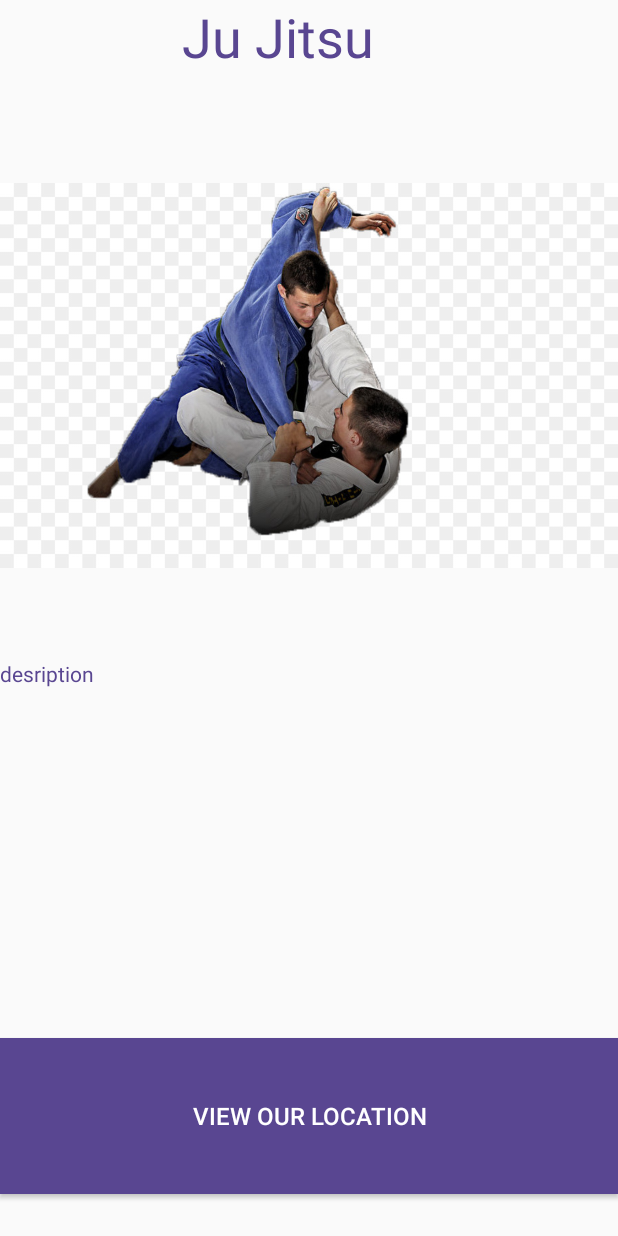
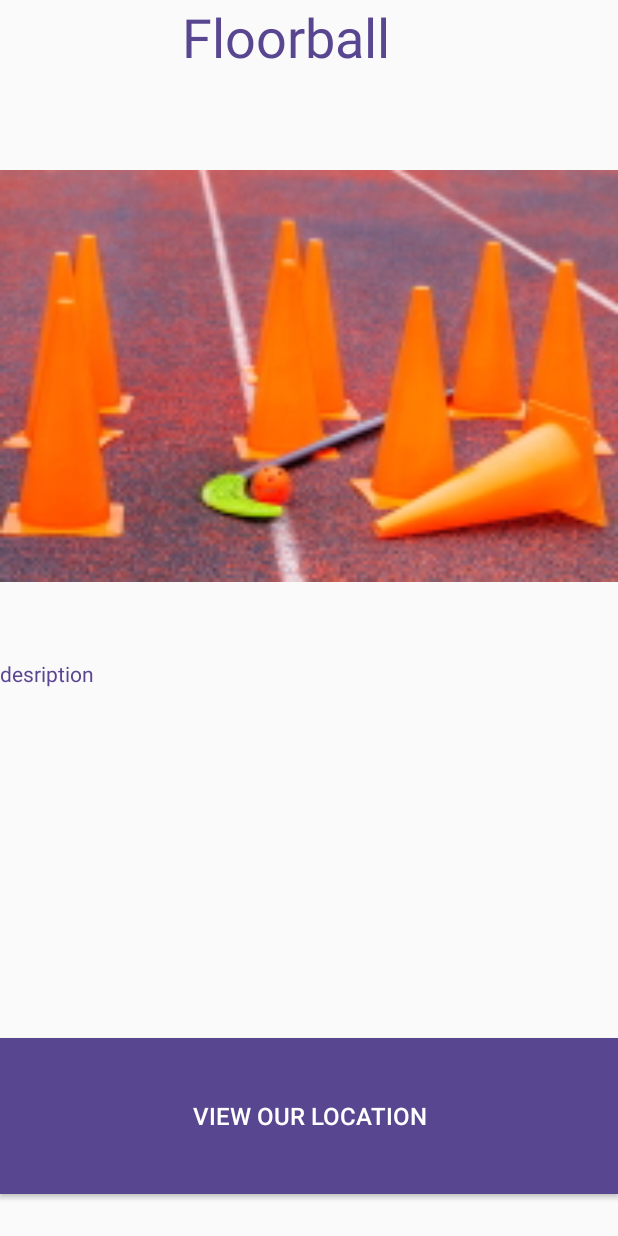
Before and after one commit to AHAB-HUB/HKIF, an Android app: the fragment FloorballFragment shown on its own in the app's theme, on a phone screen of 412 x 824 dp. Run offline under Robolectric (Android 15) with nearby library versions, the phone set to English and light mode, and no system bars.

Commit message:
Fixing sports fragment

```diff
--- a/HKIF_master/app/src/main/java/HKR/HKIF/fragments/boxingFragment.java
+++ b/HKIF_master/app/src/main/java/HKR/HKIF/fragments/BadmintonFragment.java
@@ -1,4 +1,5 @@
 package HKR.HKIF.fragments;
+
 
 import android.os.Bundle;
 import android.view.LayoutInflater;
@@ -9,7 +10,7 @@ import HKR.HKIF.R;
 import androidx.fragment.app.Fragment;
 
 
-public class boxingFragment extends Fragment {
+public class BadmintonFragment extends Fragment {
 
     @Override
     public void onCreate(Bundle savedInstanceState) {
@@ -21,7 +22,7 @@ public class boxingFragment extends Fragment {
     public View onCreateView(LayoutInflater inflater, ViewGroup container,
                              Bundle savedInstanceState) {
 
-        return inflater.inflate(R.layout.fragment_boxing, container, false);
+        return inflater.inflate(R.layout.fragment_badminton, container, false);
     }
 
 }
--- a/HKIF_master/app/src/main/java/HKR/HKIF/fragments/climbingFragment.java
+++ b/HKIF_master/app/src/main/java/HKR/HKIF/fragments/ClimbingFragment.java
@@ -10,7 +10,7 @@ import androidx.fragment.app.Fragment;
 
 
 
-public class climbingFragment extends Fragment {
+public class ClimbingFragment extends Fragment {
 
 
     @Override
--- a/HKIF_master/app/src/main/java/HKR/HKIF/fragments/juJitsuFragment.java
+++ b/HKIF_master/app/src/main/java/HKR/HKIF/fragments/FloorballFragment.java
@@ -1,7 +1,6 @@
 package HKR.HKIF.fragments;
 
-import android.content.Context;
-import android.net.Uri;
+
 import android.os.Bundle;
 import android.view.LayoutInflater;
 import android.view.View;
@@ -11,7 +10,9 @@ import HKR.HKIF.R;
 import androidx.fragment.app.Fragment;
 
 
-public class juJitsuFragment extends Fragment {
+public class FloorballFragment extends Fragment {
+
+
 
     @Override
     public void onCreate(Bundle savedInstanceState) {
@@ -23,7 +24,7 @@ public class juJitsuFragment extends Fragment {
     public View onCreateView(LayoutInflater inflater, ViewGroup container,
                              Bundle savedInstanceState) {
 
-        return inflater.inflate(R.layout.fragment_ju_jitsu, container, false);
+
+        return inflater.inflate(R.layout.fragment_floorball, container, false);
     }
-
 }
--- a/HKIF_master/app/src/main/java/HKR/HKIF/fragments/swimmingFragment.java
+++ b/HKIF_master/app/src/main/java/HKR/HKIF/fragments/SwimmingFragment.java
@@ -12,7 +12,7 @@ import androidx.fragment.app.Fragment;
 
 
 
-public class swimmingFragment extends Fragment {
+public class SwimmingFragment extends Fragment {
 
 
     @Override
--- a/HKIF_master/app/src/main/res/layout/fragment_badminton.xml
+++ b/HKIF_master/app/src/main/res/layout/fragment_badminton.xml
@@ -6,7 +6,7 @@
     android:layout_width="match_parent"
     android:layout_height="match_parent"
     android:gravity="center"
-    tools:context=".fragments.badmintonFragment">
+    tools:context=".fragments.BadmintonFragment">
 
     <TextView
         android:id="@+id/boxTitleTextView"
--- a/HKIF_master/app/src/main/res/layout/fragment_climbing.xml
+++ b/HKIF_master/app/src/main/res/layout/fragment_climbing.xml
@@ -6,7 +6,7 @@
     android:layout_width="match_parent"
     android:layout_height="match_parent"
     android:gravity="center"
-    tools:context=".fragments.climbingFragment">
+    tools:context=".fragments.ClimbingFragment">
 
     <TextView
         android:id="@+id/boxTitleTextView"
--- /dev/null
+++ b/HKIF_master/app/src/main/res/layout/fragment_floorball.xml
@@ -0,0 +1,65 @@
+<?xml version="1.0" encoding="utf-8"?>
+<RelativeLayout xmlns:android="http://schemas.android.com/apk/res/android"
+    xmlns:app="http://schemas.android.com/apk/res-auto"
+    xmlns:tools="http://schemas.android.com/tools"
+    android:id="@+id/frameLayout"
+    android:layout_width="match_parent"
+    android:layout_height="match_parent"
+    android:gravity="center"
+    tools:context=".fragments.BoxingFragment">
+
+    <TextView
+        android:id="@+id/boxTitleTextView"
+        android:layout_width="wrap_content"
+        android:layout_height="wrap_content"
+        android:layout_alignParentStart="true"
+        android:layout_alignParentEnd="true"
+        android:layout_marginStart="121dp"
+        android:layout_marginEnd="115dp"
+        android:text="Floorball "
+        android:textColor="@color/schedule_colorPrimary"
+        android:textSize="36sp" />
+
+    <ImageView
+        android:id="@+id/boxImageView"
+        android:layout_width="fill_parent"
+        android:layout_height="fill_parent"
+        android:layout_below="@+id/boxTitleTextView"
+        android:layout_alignParentStart="true"
+        android:layout_alignParentEnd="true"
+        android:layout_alignParentBottom="true"
+        android:layout_marginStart="0dp"
+        android:layout_marginTop="22dp"
+        android:layout_marginEnd="0dp"
+        android:layout_marginBottom="394dp"
+        android:src="@drawable/floorball" />
+
+    <TextView
+        android:id="@+id/boxDesriptopnTextView"
+        android:layout_width="match_parent"
+        android:layout_height="223dp"
+        android:layout_alignParentStart="true"
+        android:layout_alignParentEnd="true"
+        android:layout_alignParentBottom="true"
+        android:layout_marginStart="0dp"
+        android:layout_marginEnd="0dp"
+        android:layout_marginBottom="161dp"
+        android:text="desription"
+        android:textColor="@color/schedule_colorPrimary"/>
+
+    <Button
+        android:id="@+id/boxLocationImageButton"
+        android:layout_width="match_parent"
+        android:layout_height="104dp"
+        android:layout_alignParentStart="true"
+        android:layout_alignParentEnd="true"
+        android:layout_alignParentBottom="true"
+        android:layout_marginStart="0dp"
+        android:layout_marginEnd="0dp"
+        android:layout_marginBottom="28dp"
+        android:background="@color/schedule_colorPrimary"
+        android:text="VIEW OUR LOCATION"
+        android:textColor="#ffffff"
+        android:textSize="16sp" />
+
+</RelativeLayout>
--- a/HKIF_master/app/src/main/res/layout/fragment_football.xml
+++ b/HKIF_master/app/src/main/res/layout/fragment_football.xml
@@ -6,7 +6,7 @@
     android:layout_width="match_parent"
     android:layout_height="match_parent"
     android:gravity="center"
-    tools:context=".fragments.footballFragment">
+    tools:context=".fragments.FootballFragment">
 
     <TextView
         android:id="@+id/boxTitleTextView"
--- a/HKIF_master/app/src/main/res/layout/fragment_ju_jitsu.xml
+++ b/HKIF_master/app/src/main/res/layout/fragment_ju_jitsu.xml
@@ -6,7 +6,7 @@
     android:layout_width="match_parent"
     android:layout_height="match_parent"
     android:gravity="center"
-    tools:context=".fragments.juJitsuFragment">
+    tools:context=".fragments.JuJitsuFragment">
 
     <TextView
         android:id="@+id/boxTitleTextView"
--- a/HKIF_master/app/src/main/res/layout/fragment_swimming.xml
+++ b/HKIF_master/app/src/main/res/layout/fragment_swimming.xml
@@ -6,7 +6,7 @@
     android:layout_width="match_parent"
     android:layout_height="match_parent"
     android:gravity="center"
-    tools:context=".fragments.swimmingFragment">
+    tools:context=".fragments.SwimmingFragment">
 
     <TextView
         android:id="@+id/boxTitleTextView"
--- a/HKIF_master/app/src/main/res/layout/fragment_volleyball.xml
+++ b/HKIF_master/app/src/main/res/layout/fragment_volleyball.xml
@@ -6,7 +6,7 @@
     android:layout_width="match_parent"
     android:layout_height="match_parent"
     android:gravity="center"
-    tools:context=".fragments.volleyballFragment">
+    tools:context=".fragments.VolleyballFragment">
 
     <TextView
         android:id="@+id/boxTitleTextView"
```
Also changed, not shown: HKIF_master/app/src/main/java/HKR/HKIF/fragments/BasketballFragment.java (renamed from HKIF_master/app/src/main/java/HKR/HKIF/fragments/volleyballFragment.java, +2 -12 lines), HKIF_master/app/src/main/java/HKR/HKIF/fragments/BoxingFragment.java (added, +27 -0 lines), HKIF_master/app/src/main/java/HKR/HKIF/fragments/FootballFragment.java (added, +33 -0 lines), HKIF_master/app/src/main/java/HKR/HKIF/fragments/HomeFragment.java (+9 -10 lines), HKIF_master/app/src/main/java/HKR/HKIF/fragments/JuJitsuFragment.java (renamed from HKIF_master/app/src/main/java/HKR/HKIF/fragments/footballFragment.java, +4 -8 lines), HKIF_master/app/src/main/java/HKR/HKIF/fragments/VolleyballFragment.java (renamed from HKIF_master/app/src/main/java/HKR/HKIF/fragments/badmintonFragment.java, +8 -3 lines), HKIF_master/app/src/main/res/layout/fragment_basketball.xml (added, +65 -0 lines), HKIF_master/app/src/main/res/drawable-xxhdpi/floorball.jpg (added).
